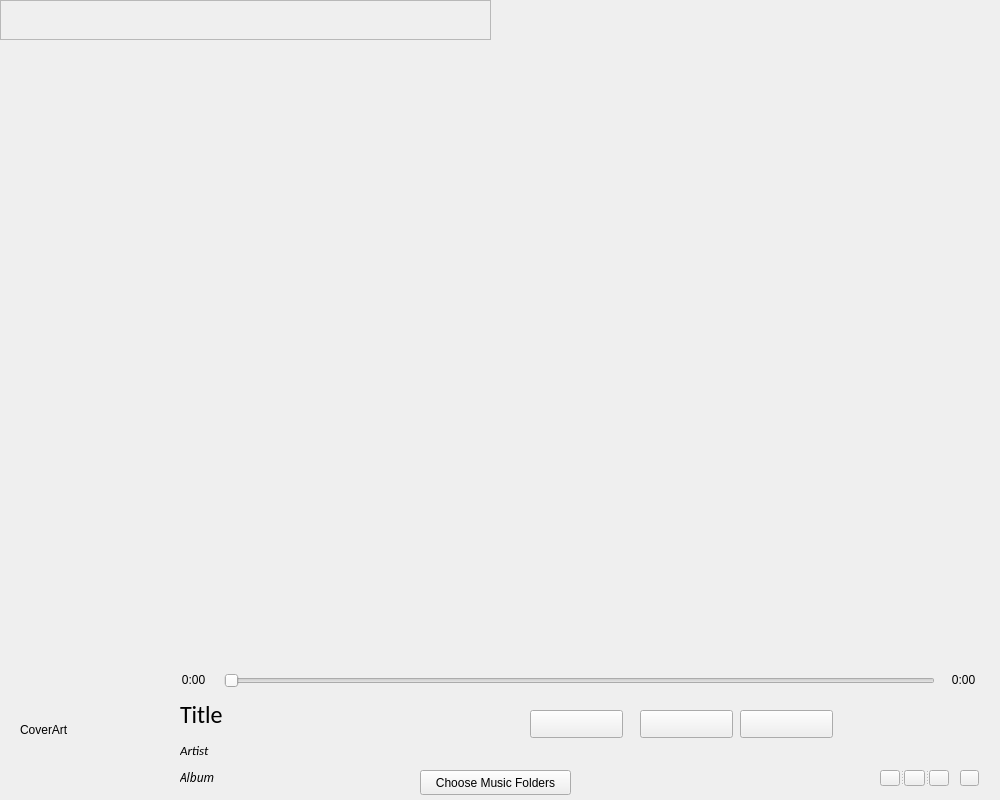
Above: minipauzer.ui from linkthai/Pauzer before the change. Below: the same form after it.
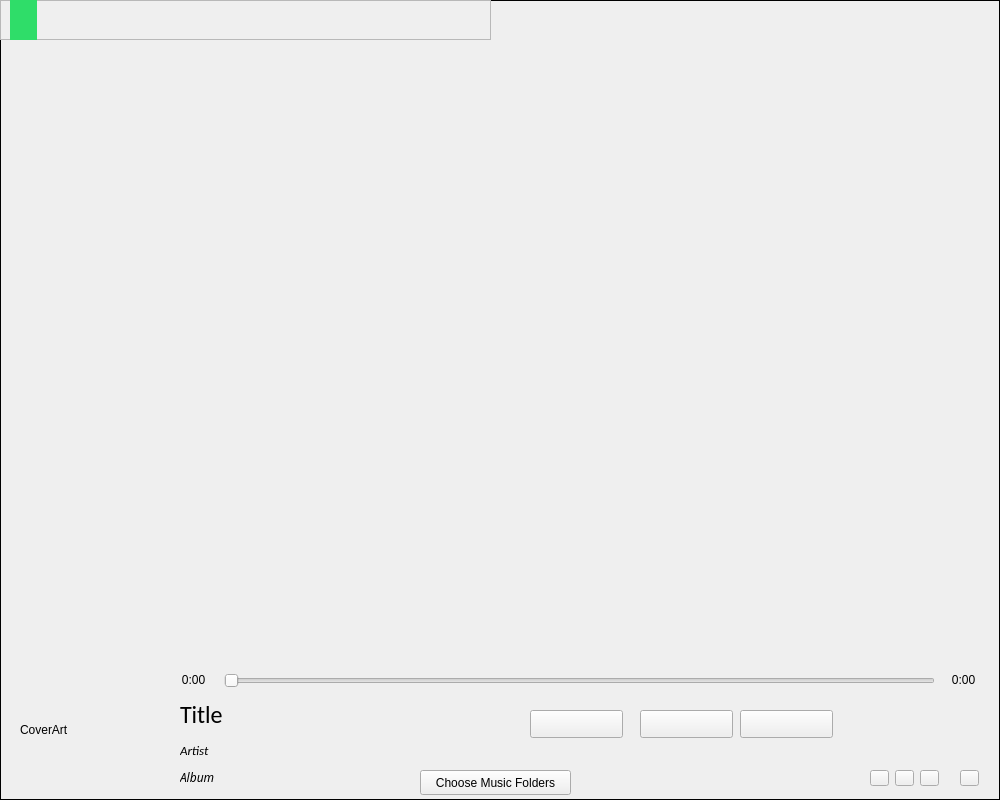
That is the form after the change. Icons and pictures are not drawn. Custom widgets are drawn as their Qt base class.

Diff of the .ui file:
```diff
--- a/minipauzer.ui
+++ b/minipauzer.ui
@@ -17,11 +17,10 @@
    <bool>false</bool>
   </property>
   <property name="styleSheet">
-   <string notr="true">QWidget#MiniPauzer{
-	padding: 2px;
-	margin: 2px;
-    border-style: solid 2px;
-	border-color: green;
+   <string notr="true">QWidget#MiniPauzer{	
+    border: 1px solid black;
+    outline-style: solid;
+    outline-color: red;
 }</string>
   </property>
   <widget class="QPushButton" name="btn_ChooseFolders">
@@ -235,21 +234,82 @@
    <property name="frameShadow">
     <enum>QFrame::Raised</enum>
    </property>
-   <widget class="QWidget" name="layoutWidget">
+   <widget class="QToolButton" name="btn_Menu">
     <property name="geometry">
      <rect>
-      <x>12</x>
-      <y>2</y>
-      <width>162</width>
-      <height>18</height>
+      <x>10</x>
+      <y>0</y>
+      <width>27</width>
+      <height>41</height>
      </rect>
     </property>
-    <layout class="QHBoxLayout" name="rightTitleBarLayout">
-     <property name="spacing">
-      <number>0</number>
-     </property>
-     <item>
+    <property name="styleSheet">
+     <string notr="true"> QToolButton#btn_Menu{
+border: none;
+margin: 0px;
+padding: 0px;
+background-color: #2fdd69;
+	
+}
+
+ QToolButton#btn_Menu:pressed {
+     background-color: white;     
+ }
+
+ QToolButton#btn_Menu:hover {
+background-color: #2fdd69;
+
+ }</string>
+    </property>
+    <property name="text">
+     <string/>
+    </property>
+   </widget>
+   <widget class="QPushButton" name="btn_Down">
+    <property name="geometry">
+     <rect>
+      <x>112</x>
+      <y>3</y>
+      <width>32</width>
+      <height>16</height>
+     </rect>
+    </property>
+    <property name="sizePolicy">
+     <sizepolicy hsizetype="Maximum" vsizetype="Preferred">
+      <horstretch>0</horstretch>
+      <verstretch>0</verstretch>
+     </sizepolicy>
+    </property>
+    <property name="styleSheet">
+     <string notr="true"> QPushButton#btn_Down{
+border: none;
+margin: 0px;
+padding: 0px;
+	
+}
+
+ QPushButton#btn_Down:pressed {
+     background-color: white;     
+ }
+
+ QPushButton#btn_Down:hover {
+     background-color: #3d3d3d;
+
+ }</string>
+    </property>
+    <property name="text">
+     <string/>
+    </property>
+   </widget>
       <widget class="QPushButton" name="btn_Minimize">
+    <property name="geometry">
+     <rect>
+      <x>44</x>
+      <y>3</y>
+      <width>32</width>
+      <height>16</height>
+     </rect>
+    </property>
        <property name="sizePolicy">
         <sizepolicy hsizetype="Maximum" vsizetype="Preferred">
          <horstretch>0</horstretch>
@@ -277,9 +337,15 @@
         <string/>
        </property>
       </widget>
-     </item>
-     <item>
       <widget class="QPushButton" name="btn_Up">
+    <property name="geometry">
+     <rect>
+      <x>78</x>
+      <y>3</y>
+      <width>32</width>
+      <height>16</height>
+     </rect>
+    </property>
        <property name="sizePolicy">
         <sizepolicy hsizetype="Maximum" vsizetype="Preferred">
          <horstretch>0</horstretch>
@@ -307,39 +373,15 @@
         <string/>
        </property>
       </widget>
-     </item>
-     <item>
-      <widget class="QPushButton" name="btn_Down">
-       <property name="sizePolicy">
-        <sizepolicy hsizetype="Maximum" vsizetype="Preferred">
-         <horstretch>0</horstretch>
-         <verstretch>0</verstretch>
-        </sizepolicy>
-       </property>
-       <property name="styleSheet">
-        <string notr="true"> QPushButton#btn_Down{
-border: none;
-margin: 0px;
-padding: 0px;
-	
-}
-
- QPushButton#btn_Down:pressed {
-     background-color: white;     
- }
-
- QPushButton#btn_Down:hover {
-     background-color: #3d3d3d;
-
- }</string>
-       </property>
-       <property name="text">
-        <string/>
-       </property>
-      </widget>
-     </item>
-     <item>
       <widget class="QPushButton" name="btn_Maximize">
+    <property name="geometry">
+     <rect>
+      <x>146</x>
+      <y>3</y>
+      <width>32</width>
+      <height>16</height>
+     </rect>
+    </property>
        <property name="sizePolicy">
         <sizepolicy hsizetype="Maximum" vsizetype="Preferred">
          <horstretch>0</horstretch>
@@ -367,9 +409,15 @@
         <string/>
        </property>
       </widget>
-     </item>
-     <item>
       <widget class="QPushButton" name="btn_Close">
+    <property name="geometry">
+     <rect>
+      <x>180</x>
+      <y>3</y>
+      <width>32</width>
+      <height>16</height>
+     </rect>
+    </property>
        <property name="sizePolicy">
         <sizepolicy hsizetype="Maximum" vsizetype="Preferred">
          <horstretch>0</horstretch>
@@ -397,128 +445,6 @@
         <string/>
        </property>
       </widget>
-     </item>
-    </layout>
-   </widget>
-  </widget>
-  <widget class="QSplitter" name="playerSettingSplitter">
-   <property name="geometry">
-    <rect>
-     <x>880</x>
-     <y>770</y>
-     <width>69</width>
-     <height>16</height>
-    </rect>
-   </property>
-   <property name="orientation">
-    <enum>Qt::Horizontal</enum>
-   </property>
-   <widget class="QPushButton" name="btn_AutoDetector">
-    <property name="sizePolicy">
-     <sizepolicy hsizetype="Fixed" vsizetype="Fixed">
-      <horstretch>0</horstretch>
-      <verstretch>0</verstretch>
-     </sizepolicy>
-    </property>
-    <property name="styleSheet">
-     <string notr="true">QPushButton {
-	width: 16px;
-	height: 16px;
-	image: url(:/icons/Detector_Off.png);
-}
-
-QPushButton:checked {
-	image: url(:/icons/Detector_On.png);
-}
-
-
-QPushButton:checked:hover {
-    image: url(:/icons/Detector_On_Hover.png);
-}
-
-QPushButton:hover {
-    image: url(:/icons/Detector_Off_Hover.png);
-}</string>
-    </property>
-    <property name="text">
-     <string/>
-    </property>
-    <property name="checkable">
-     <bool>true</bool>
-    </property>
-    <property name="checked">
-     <bool>false</bool>
-    </property>
-   </widget>
-   <widget class="QPushButton" name="btn_Shuffle">
-    <property name="sizePolicy">
-     <sizepolicy hsizetype="Fixed" vsizetype="Fixed">
-      <horstretch>0</horstretch>
-      <verstretch>0</verstretch>
-     </sizepolicy>
-    </property>
-    <property name="styleSheet">
-     <string notr="true">QPushButton {
-	width: 22px;
-	height: 22px;
-    image: url(:/icons/Shuffle_Off.png);
-}
-
-QPushButton:checked {
-	image: url(:/icons/Shuffle_On.png);
-}
-
-
-QPushButton:checked:hover {
-    image: url(:/icons/Shuffle_On_Hover.png);
-}
-
-QPushButton:hover {
-    image: url(:/icons/Shuffle_Off_Hover.png);
-}
-</string>
-    </property>
-    <property name="text">
-     <string/>
-    </property>
-    <property name="checkable">
-     <bool>true</bool>
-    </property>
-   </widget>
-   <widget class="QPushButton" name="btn_Repeat">
-    <property name="sizePolicy">
-     <sizepolicy hsizetype="Fixed" vsizetype="Fixed">
-      <horstretch>0</horstretch>
-      <verstretch>0</verstretch>
-     </sizepolicy>
-    </property>
-    <property name="styleSheet">
-     <string notr="true">QPushButton {
-	width: 18px;
-	height: 18px;
-    image: url(:/icons/Repeat_NoRepeat.png);
-}
-
-QPushButton:checked {
-    image: url(:/icons/Repeat_OneSong.png);
-}
-
-
-QPushButton:checked:hover {
-    image: url(:/icons/Repeat_OneSong_Hover.png);
-}
-
-QPushButton:hover {
-    image: url(:/icons/Repeat_NoRepeat_Hover.png);
-}</string>
-    </property>
-    <property name="text">
-     <string/>
-    </property>
-    <property name="checkable">
-     <bool>true</bool>
-    </property>
-   </widget>
   </widget>
   <widget class="VolumeButton" name="btn_Volume">
    <property name="geometry">
@@ -684,6 +610,136 @@
     <string/>
    </property>
   </widget>
+  <widget class="QPushButton" name="btn_AutoDetector">
+   <property name="geometry">
+    <rect>
+     <x>870</x>
+     <y>770</y>
+     <width>19</width>
+     <height>16</height>
+    </rect>
+   </property>
+   <property name="sizePolicy">
+    <sizepolicy hsizetype="Fixed" vsizetype="Fixed">
+     <horstretch>0</horstretch>
+     <verstretch>0</verstretch>
+    </sizepolicy>
+   </property>
+   <property name="styleSheet">
+    <string notr="true">QPushButton {
+	width: 16px;
+	height: 16px;
+	image: url(:/icons/Detector_Off.png);
+}
+
+QPushButton:checked {
+	image: url(:/icons/Detector_On.png);
+}
+
+
+QPushButton:checked:hover {
+    image: url(:/icons/Detector_On_Hover.png);
+}
+
+QPushButton:hover {
+    image: url(:/icons/Detector_Off_Hover.png);
+}</string>
+   </property>
+   <property name="text">
+    <string/>
+   </property>
+   <property name="checkable">
+    <bool>true</bool>
+   </property>
+   <property name="checked">
+    <bool>false</bool>
+   </property>
+  </widget>
+  <widget class="QPushButton" name="btn_Repeat">
+   <property name="geometry">
+    <rect>
+     <x>920</x>
+     <y>770</y>
+     <width>19</width>
+     <height>16</height>
+    </rect>
+   </property>
+   <property name="sizePolicy">
+    <sizepolicy hsizetype="Fixed" vsizetype="Fixed">
+     <horstretch>0</horstretch>
+     <verstretch>0</verstretch>
+    </sizepolicy>
+   </property>
+   <property name="styleSheet">
+    <string notr="true">QPushButton {
+	width: 18px;
+	height: 18px;
+    image: url(:/icons/Repeat_NoRepeat.png);
+}
+
+QPushButton:checked {
+    image: url(:/icons/Repeat_OneSong.png);
+}
+
+
+QPushButton:checked:hover {
+    image: url(:/icons/Repeat_OneSong_Hover.png);
+}
+
+QPushButton:hover {
+    image: url(:/icons/Repeat_NoRepeat_Hover.png);
+}</string>
+   </property>
+   <property name="text">
+    <string/>
+   </property>
+   <property name="checkable">
+    <bool>true</bool>
+   </property>
+  </widget>
+  <widget class="QPushButton" name="btn_Shuffle">
+   <property name="geometry">
+    <rect>
+     <x>895</x>
+     <y>770</y>
+     <width>19</width>
+     <height>16</height>
+    </rect>
+   </property>
+   <property name="sizePolicy">
+    <sizepolicy hsizetype="Fixed" vsizetype="Fixed">
+     <horstretch>0</horstretch>
+     <verstretch>0</verstretch>
+    </sizepolicy>
+   </property>
+   <property name="styleSheet">
+    <string notr="true">QPushButton {
+	width: 22px;
+	height: 22px;
+    image: url(:/icons/Shuffle_Off.png);
+}
+
+QPushButton:checked {
+	image: url(:/icons/Shuffle_On.png);
+}
+
+
+QPushButton:checked:hover {
+    image: url(:/icons/Shuffle_On_Hover.png);
+}
+
+QPushButton:hover {
+    image: url(:/icons/Shuffle_Off_Hover.png);
+}
+</string>
+   </property>
+   <property name="text">
+    <string/>
+   </property>
+   <property name="checkable">
+    <bool>true</bool>
+   </property>
+  </widget>
   <zorder>btn_Prev</zorder>
   <zorder>btn_Next</zorder>
   <zorder>playerSettingSplitter</zorder>
```
Lines whose indentation alone changed are shown as unchanged.
